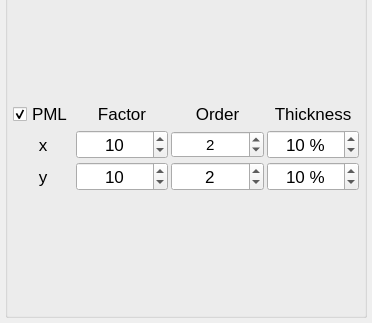
This is dirac/gui/mainwindow/boundarysettings/boundary_group_box.ui in brands-d/Dirac as Qt 5 draws it before an edit; both pictures show x 0 to 372 and y 362 to 685 of the 372 by 685 pixel window. The edited form follows.
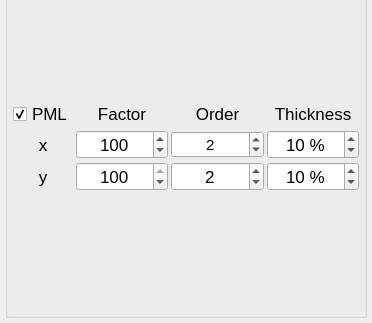
This is the edited form.

The edit to the form file:
```diff
--- a/dirac/gui/mainwindow/boundarysettings/boundary_group_box.ui
+++ b/dirac/gui/mainwindow/boundarysettings/boundary_group_box.ui
@@ -214,10 +214,10 @@
            <number>1</number>
           </property>
           <property name="maximum">
-           <number>100</number>
+           <number>1000</number>
           </property>
           <property name="value">
-           <number>10</number>
+           <number>100</number>
           </property>
          </widget>
         </item>
@@ -291,7 +291,7 @@
            <number>100</number>
           </property>
           <property name="value">
-           <number>10</number>
+           <number>100</number>
           </property>
          </widget>
         </item>
```
